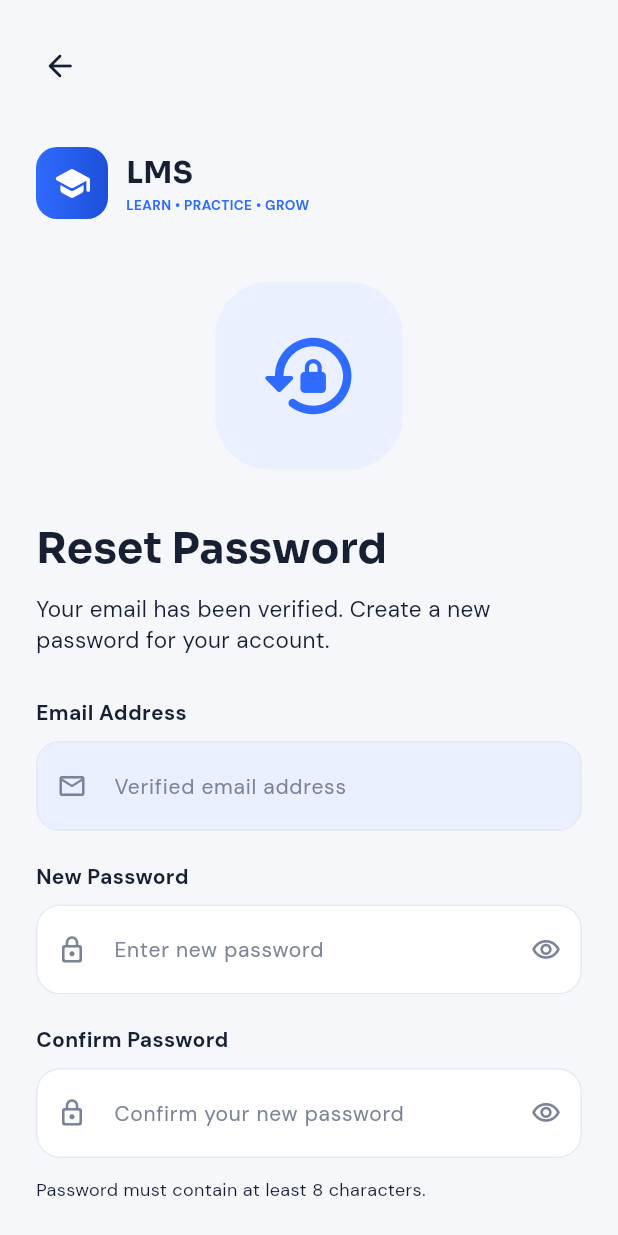
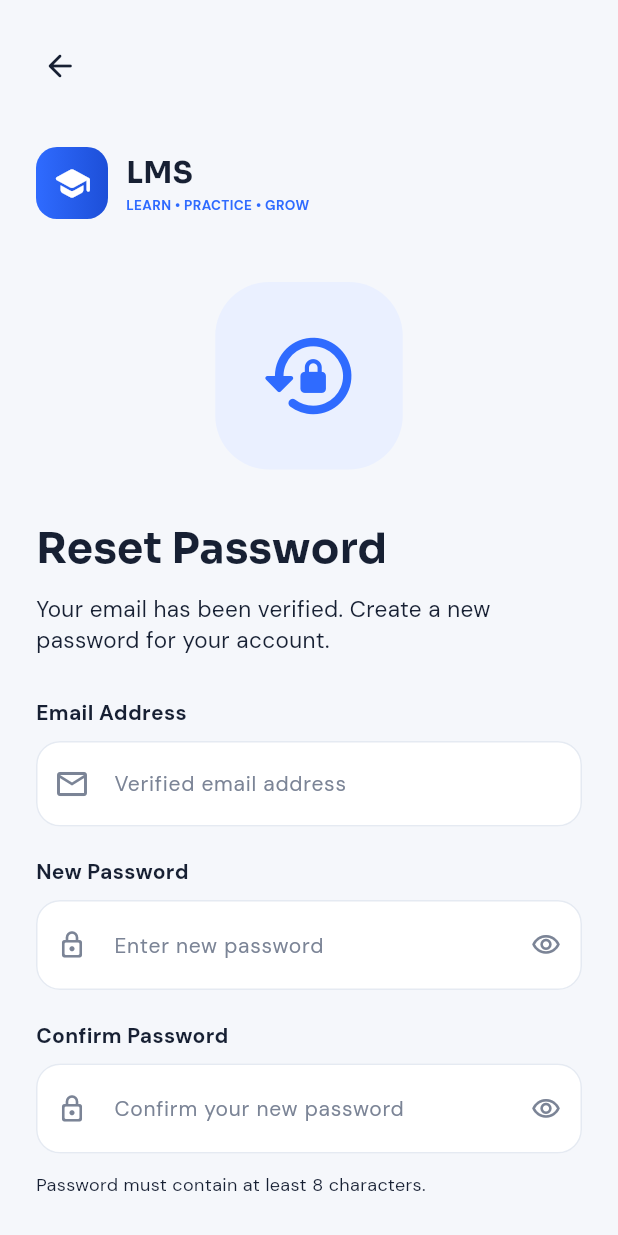
Before and after one commit to rehman-453/lms, a Flutter app: the ResetPasswordScreen screen opened by its route, on a phone screen of 412 x 824 dp. Run offline on Flutter 3.47's test engine with Material 3 defaults, Android fonts, the phone set to English and light mode, and no system bars; our stand-ins replace firebase_core, firebase_messaging, flutter_local_notifications, get, get_storage, google_fonts and 3 more; missing offline and left inert: tutorial_coach_mark; accounts and stored records are empty.

Commit message:
reset passsword

```diff
--- a/lib/modules/auth/views/reset_password_screen.dart
+++ b/lib/modules/auth/views/reset_password_screen.dart
@@ -1,5 +1,6 @@
 import 'package:flutter/material.dart';
 import 'package:get/get.dart';
+import 'package:lms/core/widgets/custom_text_field.dart';
 
 import '../../../app/theme/app_colors.dart';
 import '../../../app/theme/app_text_styles.dart';
@@ -87,15 +88,17 @@ class ResetPasswordScreen extends StatelessWidget {
                         _buildLabel('Email Address'),
                         const SizedBox(height: 9),
 
-                        TextFormField(
-                          controller: controller.emailController,
+                        CustomTextField(
+                          textFieldController: controller.emailController,
+                          hintText: 'Verified email address',
                           readOnly: true,
                           keyboardType: TextInputType.emailAddress,
                           validator: controller.validateEmail,
-                          decoration: _inputDecoration(
-                            hint: 'Verified email address',
-                            prefixIcon: Icons.email_outlined,
-                          ).copyWith(fillColor: AppColors.lightBlue),
+                          prefixIcon: Icon(Icons.email_outlined),
+                          // decoration: _inputDecoration(
+                          //   hint: 'Verified email address',
+                          //   prefixIcon: Icons.email_outlined,
+                          // ).copyWith(fillColor: AppColors.lightBlue),
                         ),
 
                         const SizedBox(height: 20),
```
